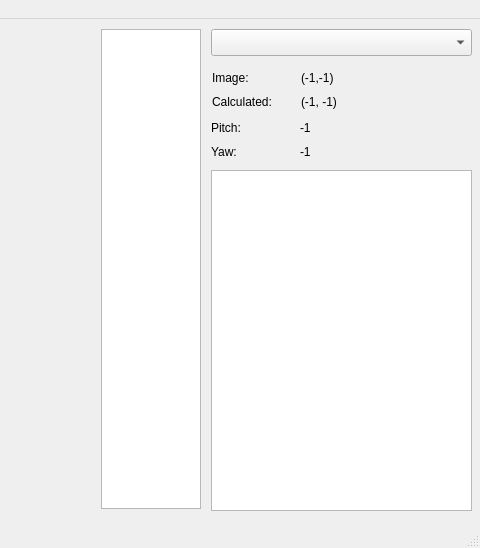
Above: src/robot/dvisualize/src/mainwindow.ui from qixuxiang/pcl_segmentation_test before the change; both pictures show x 559 to 1039 and y 0 to 548 of the 1039 by 548 pixel window. Below: the same form after it.
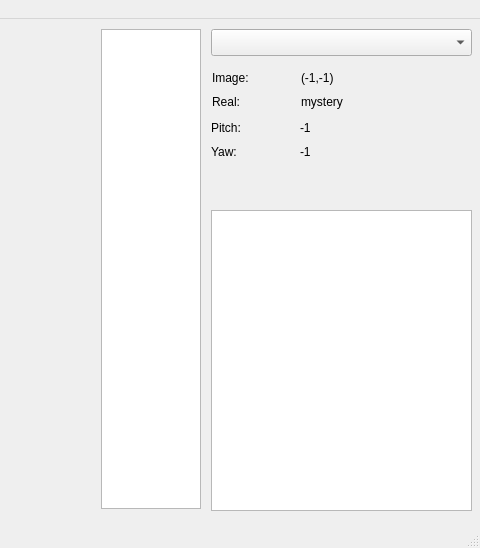
That is the form after the change. Custom widgets are drawn as their Qt base class.

What changed in the file:
```diff
--- a/src/robot/dvisualize/src/mainwindow.ui
+++ b/src/robot/dvisualize/src/mainwindow.ui
@@ -31,9 +31,9 @@
     <property name="geometry">
      <rect>
       <x>770</x>
-      <y>151</y>
+      <y>191</y>
       <width>261</width>
-      <height>341</height>
+      <height>301</height>
      </rect>
     </property>
    </widget>
@@ -87,14 +87,14 @@
      <item row="1" column="0">
       <widget class="QLabel" name="label_3">
        <property name="text">
-        <string>Calculated:</string>
+        <string>Real:</string>
        </property>
       </widget>
      </item>
      <item row="1" column="1">
       <widget class="QLabel" name="labelRealPosition">
        <property name="text">
-        <string>(-1, -1)</string>
+        <string>mystery</string>
        </property>
       </widget>
      </item>
```
Left out of the diff: 2 changed lines with no effect on the pictures.
